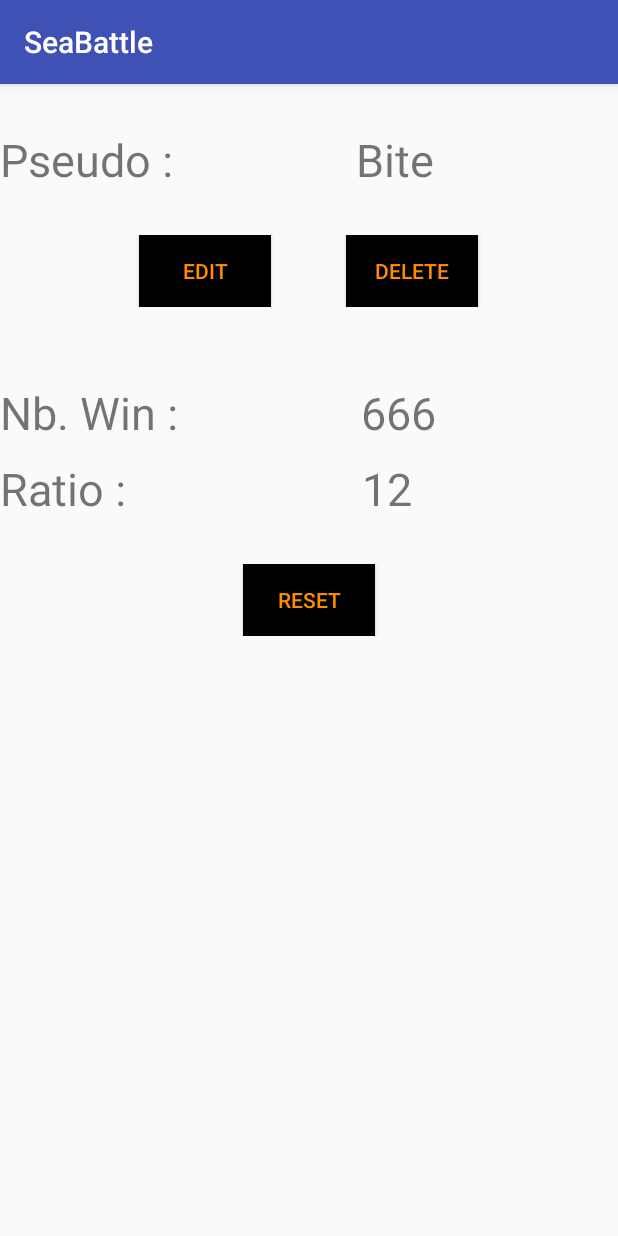
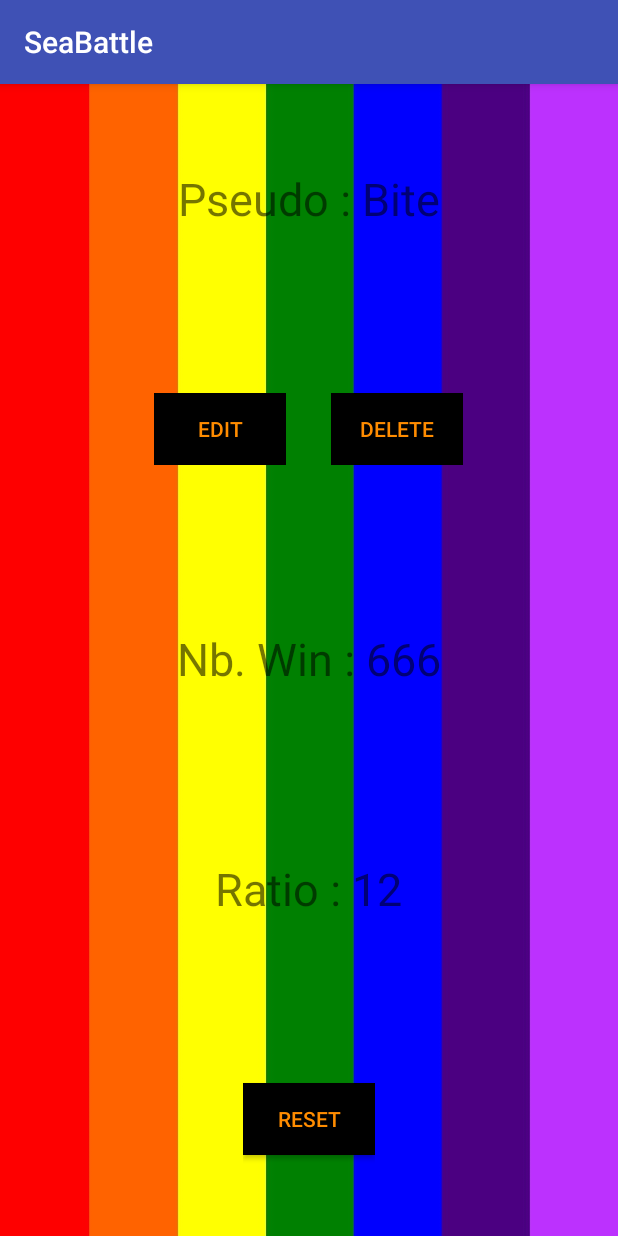
Before and after one commit to ThibCharpy/SeaBattle, an Android app: the ProfileActivity screen opened directly, with no data from a screen before it, on a phone screen of 412 x 824 dp. Run offline under Robolectric (Android 15) with nearby library versions, the phone set to English and light mode, and no system bars.

Commit message:
String + placement checkbox

```diff
--- a/app/src/main/java/fr/univ/orleans/android/seabattle/views/ProfileActivity.java
+++ b/app/src/main/java/fr/univ/orleans/android/seabattle/views/ProfileActivity.java
@@ -28,11 +28,11 @@ public class ProfileActivity extends AppCompatActivity {
 
 
         TextView pseudo = (TextView)findViewById(R.id.pseudo);
-        pseudo.setText("Pseudo :");
+        pseudo.setText("Pseudo : ");
         TextView nbwin= (TextView)findViewById(R.id.nbwin);
-        nbwin.setText("Nb. Win :");
+        nbwin.setText("Nb. Win : ");
         TextView ratio = (TextView)findViewById(R.id.ratio);
-        ratio.setText("Ratio :");
+        ratio.setText("Ratio : ");
 
         Button buttonEdit = (Button)findViewById(R.id.buttonEdit);
         buttonEdit.setOnClickListener(new View.OnClickListener() {
@@ -59,12 +59,16 @@ public class ProfileActivity extends AppCompatActivity {
             }
         });
 
+        String pseudoField = "Bite";
+        String nbWinField = "666";
+        String ratioField = "12";
+
         TextView fieldPseudo = (TextView)findViewById(R.id.fieldPseudo);
-        fieldPseudo.setText("Bite");
+        fieldPseudo.setText(pseudoField);
         TextView fieldNbwin = (TextView)findViewById(R.id.fieldNbwin);
-        fieldNbwin.setText("666");
+        fieldNbwin.setText(nbWinField);
         TextView fieldRatio = (TextView)findViewById(R.id.fieldRatio);
-        fieldRatio.setText("12");
+        fieldRatio.setText(ratioField);
 
     }
 }
--- a/app/src/main/res/layout/activity_profile.xml
+++ b/app/src/main/res/layout/activity_profile.xml
@@ -1,27 +1,28 @@
 <?xml version="1.0" encoding="utf-8"?>
 <LinearLayout xmlns:android="http://schemas.android.com/apk/res/android"
     android:orientation="vertical" android:layout_width="match_parent"
-    android:layout_height="match_parent">
+    android:layout_height="match_parent"
+    android:gravity="center"
+    android:background="@drawable/rainbow">
+
 
     <LinearLayout
-        android:layout_width="match_parent"
-        android:layout_height="wrap_content"
-        android:orientation="horizontal"
-        android:layout_marginBottom="30dp"
-        android:layout_marginTop="30dp">
+        android:layout_width="wrap_content"
+        android:layout_height="0dp"
+        android:layout_weight=".20"
+        android:gravity="center">
 
         <TextView
-            android:text="Pseudo :"
+            android:text="@string/pseudo"
             android:textSize="30sp"
-            android:gravity="center_horizontal"
             android:layout_width="wrap_content"
-            android:layout_height="match_parent"
+            android:layout_height="wrap_content"
             android:id="@+id/pseudo" />
 
 
         <TextView
-            android:layout_width="match_parent"
-            android:layout_height="match_parent"
+            android:layout_width="wrap_content"
+            android:layout_height="wrap_content"
             android:textSize="30sp"
             android:gravity="center_horizontal"
             android:id="@+id/fieldPseudo"/>
@@ -29,12 +30,16 @@
     </LinearLayout>
 
     <LinearLayout
-        android:layout_width="match_parent"
+        android:layout_width="wrap_content"
+        android:layout_height="0dp"
+        android:layout_weight=".20"
+        android:gravity="center">
+
+        <LinearLayout
+            android:layout_width="0dp"
             android:layout_height="wrap_content"
-        android:orientation="horizontal"
-        android:gravity="center"
-        android:layout_marginBottom="50dp">
-
+            android:layout_weight=".40"
+            android:gravity="center">
 
             <Button
                 android:layout_width="wrap_content"
@@ -42,8 +47,20 @@
                 android:id="@+id/buttonEdit"
                 android:textColor="#FF8C00"
                 android:background="#000000"
-            android:layout_marginRight="50dp"
                 android:text="@string/buttonEdit" />
+
+        </LinearLayout>
+
+        <Space
+            android:layout_width="30dp"
+            android:layout_height="1dp"/>
+
+        <LinearLayout
+            android:layout_width="0dp"
+            android:layout_height="wrap_content"
+            android:layout_weight=".40"
+            android:gravity="center">
+
 
             <Button
                 android:layout_width="wrap_content"
@@ -55,57 +72,55 @@
 
         </LinearLayout>
 
+    </LinearLayout>
+
     <LinearLayout
-        android:layout_width="match_parent"
-        android:layout_height="wrap_content"
-        android:orientation="horizontal"
-        android:layout_marginBottom="10dp">
+        android:layout_width="wrap_content"
+        android:layout_height="0dp"
+        android:layout_weight=".20"
+        android:gravity="center">
 
         <TextView
-            android:text="Nb. Win :"
+            android:text="@string/nbwin"
             android:textSize="30sp"
-            android:gravity="center_horizontal"
             android:layout_width="wrap_content"
-            android:layout_height="match_parent"
+            android:layout_height="wrap_content"
             android:id="@+id/nbwin" />
 
         <TextView
-            android:layout_height="match_parent"
-            android:layout_width="match_parent"
+            android:layout_height="wrap_content"
+            android:layout_width="wrap_content"
             android:textSize="30sp"
-            android:gravity="center_horizontal"
             android:id="@+id/fieldNbwin"/>
 
         </LinearLayout>
 
     <LinearLayout
-        android:layout_width="match_parent"
-        android:layout_height="wrap_content"
-        android:orientation="horizontal"
-        android:layout_marginBottom="30dp">
+        android:layout_width="wrap_content"
+        android:layout_height="0dp"
+        android:layout_weight=".20"
+        android:gravity="center">
 
         <TextView
-            android:text="Ratio :"
+            android:text="@string/ratio"
             android:textSize="30sp"
-            android:gravity="center_horizontal"
             android:layout_width="wrap_content"
-            android:layout_height="match_parent"
+            android:layout_height="wrap_content"
             android:id="@+id/ratio" />
 
         <TextView
-            android:layout_width="match_parent"
-            android:layout_height="match_parent"
+            android:layout_width="wrap_content"
+            android:layout_height="wrap_content"
             android:textSize="30sp"
-            android:layout_marginLeft="20dp"
             android:gravity="center_horizontal"
             android:id="@+id/fieldRatio"/>
 
         </LinearLayout>
 
     <LinearLayout
-        android:layout_width="match_parent"
-        android:layout_height="wrap_content"
-        android:orientation="horizontal"
+        android:layout_width="wrap_content"
+        android:layout_height="0dp"
+        android:layout_weight=".20"
         android:gravity="center">
 
         <Button
--- a/app/src/main/res/values/strings.xml
+++ b/app/src/main/res/values/strings.xml
@@ -7,7 +7,20 @@
     <string name="create_profile">Create new profil</string>
     <string name="edit_profile">Edit profil</string>
     <string name="delete_profile">Delete profil</string>
+
+    <string name="buttonPlay">Play</string>
+    <string name="buttonProfile">Profile</string>
+    <string name="buttonSettings">Settings</string>
+
     <string name="buttonEdit">Edit</string>
     <string name="buttonDelete">Delete</string>
     <string name="buttonReset">Reset</string>
+    <string name="pseudo">Pseudo : </string>
+    <string name="nbwin">Nb. Win : </string>
+    <string name="ratio">Ratio : </string>
+
+    <string name="music">Music : </string>
+    <string name="sound">Sound Effects : </string>
+    <string name="animation">Animation</string>
+
 </resources>
```
Also changed, not shown: app/src/main/res/layout/activity_menu.xml (+34 -19 lines), app/src/main/res/layout/activity_settings.xml (+79 -42 lines), app/src/main/res/drawable/checkbox_checked.png, app/src/main/res/drawable/checkbox_unchecked.png, app/src/main/res/drawable/rainbow.jpg (added). Lines whose indentation alone changed are shown as unchanged.
